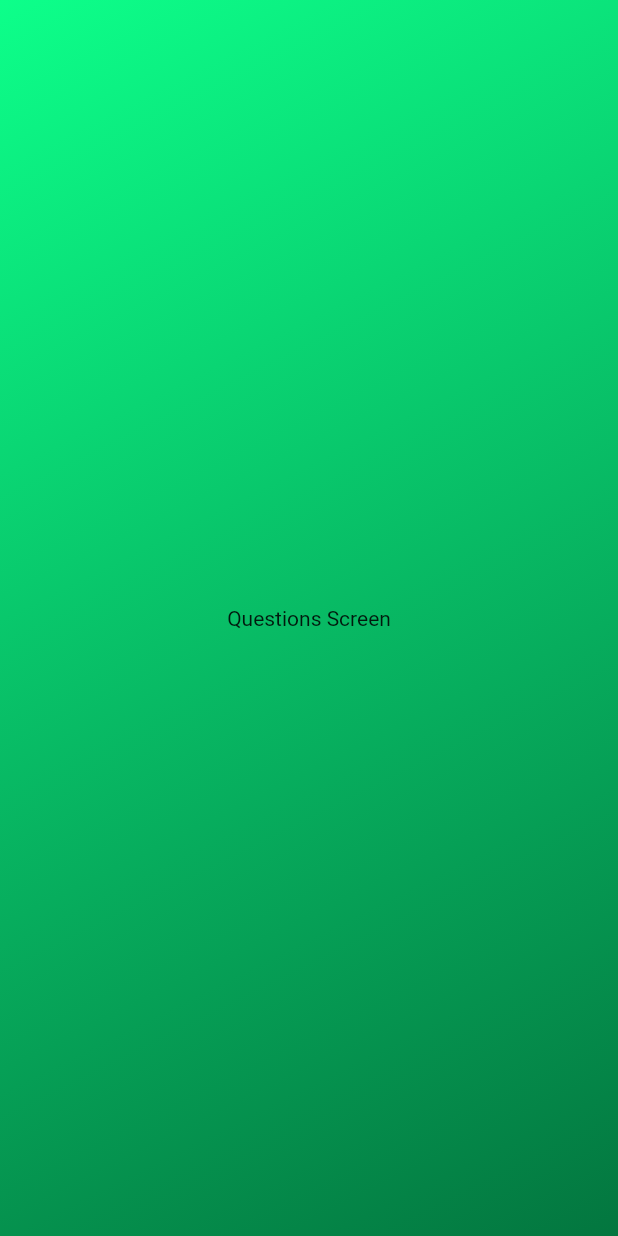
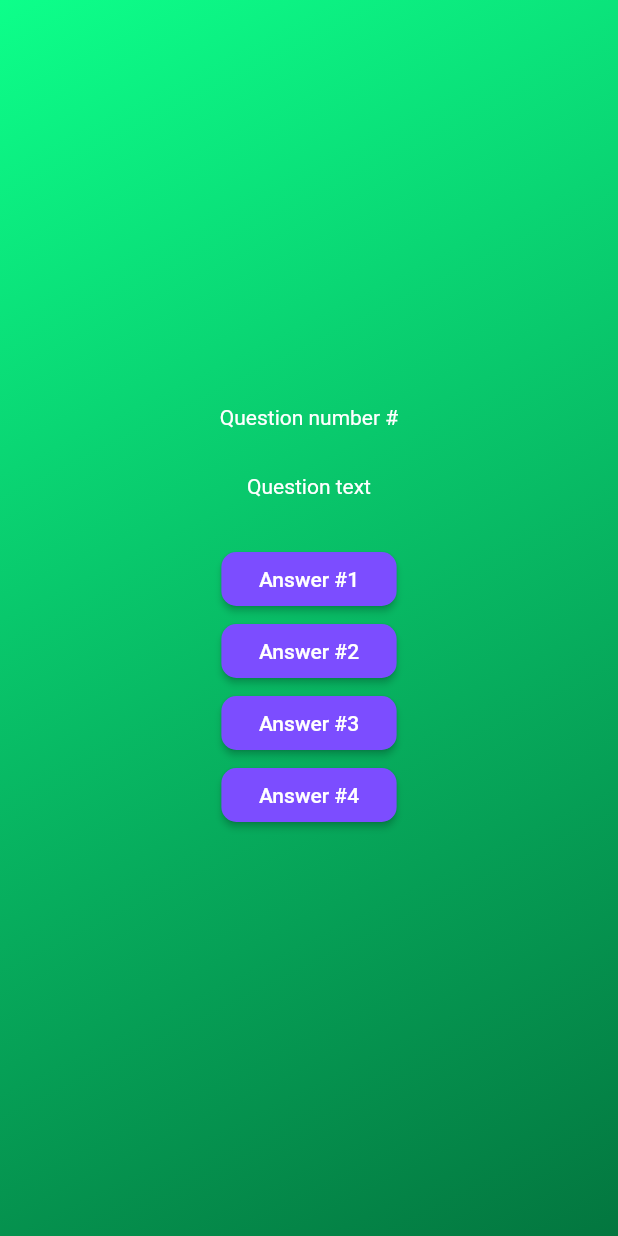
Before and after one commit to iorioluca97/quizz_app, a Flutter app: the screen it shows after launch, after a tap on "Start!", on a phone screen of 412 x 824 dp. Run offline on Flutter 3.47's test engine with Material 2 defaults, Android fonts, the phone set to English and light mode, and no system bars.

Commit message:
Added styled button for answers.

```diff
--- /dev/null
+++ b/lib/customs/AnswersButtonStyled.dart
@@ -0,0 +1,28 @@
+import 'package:flutter/material.dart';
+
+class AnswersButtonStyled extends StatelessWidget {
+  AnswersButtonStyled({
+    super.key,
+    required this.answerText,
+    required this.onTap,
+  });
+
+  final String answerText;
+  final void Function() onTap;
+
+  @override
+  Widget build(BuildContext context) {
+    return ElevatedButton(
+      onPressed: () {
+        onTap;
+      },
+      style: ElevatedButton.styleFrom(
+          padding: const EdgeInsets.symmetric(vertical: 10, horizontal: 25),
+          primary: Colors.deepPurpleAccent,
+          onPrimary: Colors.white,
+          shape:
+              RoundedRectangleBorder(borderRadius: BorderRadius.circular(10))),
+      child: Text(answerText),
+    );
+  }
+}
--- a/lib/models/questions_model.dart
+++ b/lib/models/questions_model.dart
@@ -1,7 +1,7 @@
 import 'package:flutter/material.dart';
 
-class QuestionModel {
-  const QuestionModel(this.text, this.answer);
+class QuestionsModel {
+  const QuestionsModel(this.text, this.answer);
 
   final String text;
   final List<String> answer;
--- a/lib/questions_screen.dart
+++ b/lib/questions_screen.dart
@@ -1,6 +1,5 @@
 import 'package:flutter/material.dart';
-import 'package:flutter/src/foundation/key.dart';
-import 'package:flutter/src/widgets/framework.dart';
+import 'customs/AnswersButtonStyled.dart';
 
 class QuestionsScreen extends StatefulWidget {
   const QuestionsScreen({super.key});
@@ -12,6 +11,21 @@ class QuestionsScreen extends StatefulWidget {
 class _QuestionsScreenState extends State<QuestionsScreen> {
   @override
   Widget build(BuildContext context) {
-    return Center(child: Text("Questions Screen"));
+    return SizedBox(
+      width: double.infinity, // use as much width as you can
+      child: Column(
+        mainAxisAlignment: MainAxisAlignment.center,
+        children: [
+          Text("Question number #", style: TextStyle(color: Colors.white)),
+          const SizedBox(height: 30),
+          Text("Question text", style: TextStyle(color: Colors.white)),
+          const SizedBox(height: 30),
+          AnswersButtonStyled(answerText: "Answer #1", onTap: () {}),
+          AnswersButtonStyled(answerText: "Answer #2", onTap: () {}),
+          AnswersButtonStyled(answerText: "Answer #3", onTap: () {}),
+          AnswersButtonStyled(answerText: "Answer #4", onTap: () {}),
+        ],
+      ),
+    );
   }
 }
```
